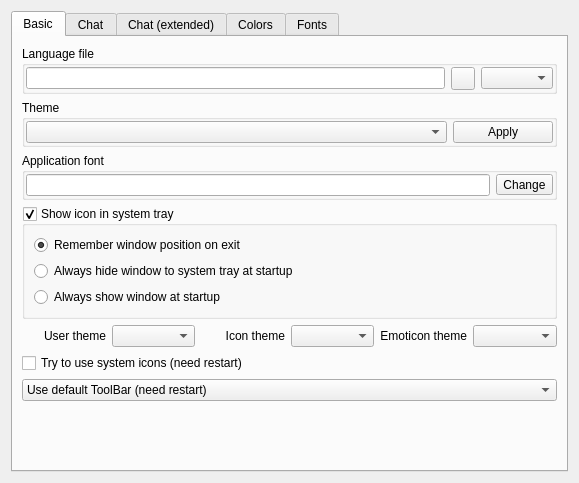
Old version of the form eiskaltdcpp-qt/ui/UISettingsGUI.ui in the repository eiskaltdcpp/eiskaltdcpp.
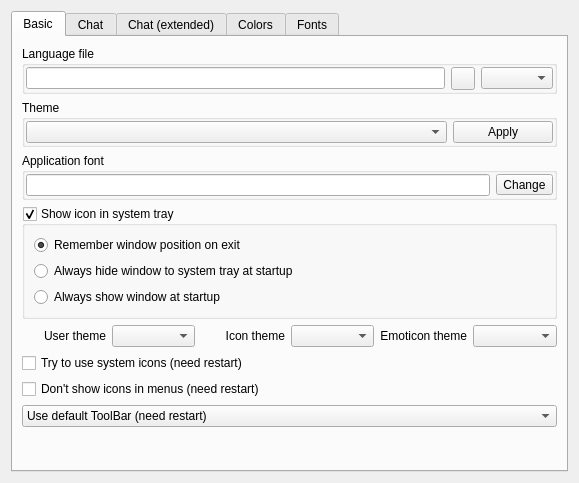
New version of the form. Custom widgets are drawn as their Qt base class.

Commit message: EiskaltDC++ Qt: * Added option to hide icons in menus (useful for Mac OS X users) (fixed issue 972)

What changed in the file:
```diff
--- a/eiskaltdcpp-qt/ui/UISettingsGUI.ui
+++ b/eiskaltdcpp-qt/ui/UISettingsGUI.ui
@@ -201,6 +201,13 @@
          </property>
         </widget>
        </item>
+       <item>
+        <widget class="QCheckBox" name="checkBox_HIDE_ICONS_IN_MENU">
+         <property name="text">
+          <string>Don't show icons in menus (need restart)</string>
+         </property>
+        </widget>
+       </item>
        <item>
         <widget class="QComboBox" name="comboBox_TABBAR">
          <item>
```
The commit also changes 2 other files.
